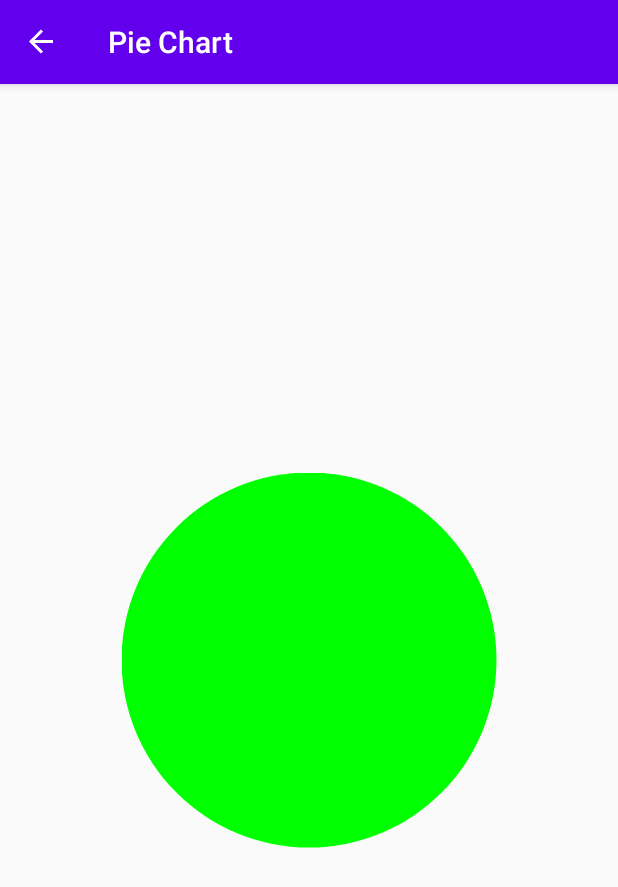
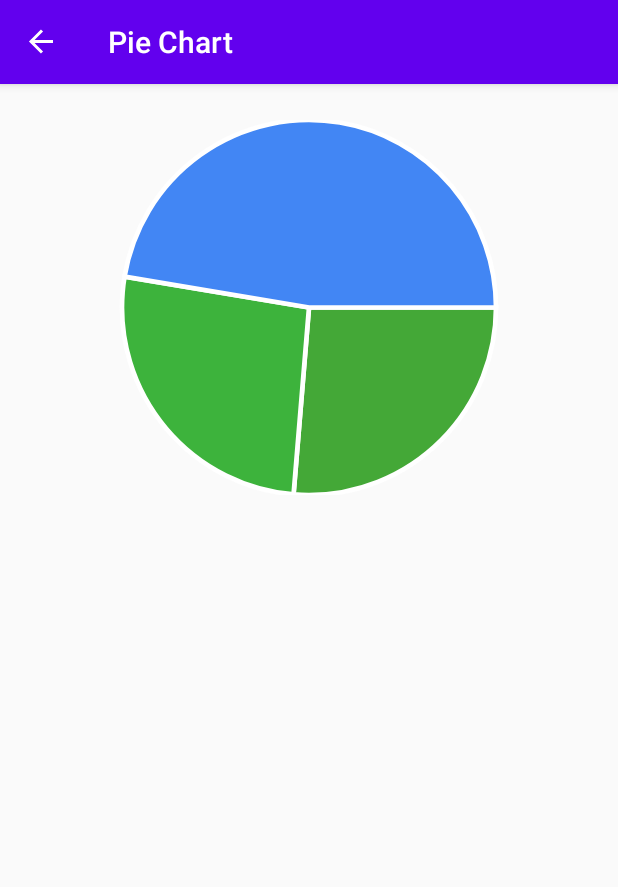
Before and after one commit to angela-aciobanitei/aadc-kotlin-todo-app, an Android app: the PieFragment screen opened through its navigation route, on a phone screen of 412 x 824 dp. Shown: the top 887 px of the screen. Run offline under Robolectric (Android 15) with nearby library versions, the phone set to English and light mode, and no system bars; our stand-ins replace Timber, navigation-ui; 5 statements that could not run were skipped.

Commit message:
Create a custom View (pie chart)

```diff
--- /dev/null
+++ b/app/src/main/java/com/ang/acb/todolearn/ui/statistics/PieChart.kt
@@ -0,0 +1,237 @@
+package com.ang.acb.todolearn.ui.statistics
+
+import android.content.Context
+import android.graphics.Canvas
+import android.graphics.Color
+import android.graphics.Paint
+import android.graphics.RectF
+import android.util.AttributeSet
+import android.view.View
+import kotlin.math.cos
+import kotlin.math.sin
+
+/**
+ * See: https://qa.blog.grio.com/2019/04/30/android-custom-views-creating-an-animated-pie-chart-from-scratch-part-1-of-4
+ * See: https://qa.blog.grio.com/2019/07/android-custom-views-creating-an-animated-pie-chart-from-scratch-part-2-of-4
+ * See: https://qa.blog.grio.com/2019/08/05/android-custom-views-creating-an-animated-pie-chart-from-scratch-part-3-of-4
+ * See: https://qa.blog.grio.com/2019/08/12/android-custom-views-creating-an-animated-pie-chart-from-scratch-part-4-of-4
+ */
+class PieChart @JvmOverloads constructor(
+    context: Context, attrs: AttributeSet? = null, defStyleAttr: Int = 0
+) : View(context, attrs, defStyleAttr) {
+
+    // Data
+    private var data: PieData? = null
+
+    // Graphics
+    private val borderPaint = Paint().apply {
+        style = Paint.Style.STROKE
+        isAntiAlias = true
+        color = Color.WHITE
+    }
+
+    private val linePaint = Paint().apply {
+        style = Paint.Style.STROKE
+        isAntiAlias = true
+        color = Color.LTGRAY
+        alpha = 0
+    }
+
+    private val indicatorCirclePaint = Paint().apply {
+        style = Paint.Style.FILL
+        isAntiAlias = true
+        color = Color.LTGRAY
+        alpha = 0
+    }
+
+    private val mainTextPaint = Paint().apply {
+        isAntiAlias = true
+        color = Color.BLACK
+        alpha = 0
+    }
+
+    private var indicatorCircleRadius = 0f
+    private val oval = RectF()
+
+
+    /**
+     * Populates the data object and sets up the view based off the new data.
+     * @param data the new set of data to be represented by the pie chart,
+     */
+    fun setData(data: PieData) {
+        this.data = data
+        setPieSliceDimensions()
+        invalidate()
+    }
+
+    /**
+     * Calculates and sets the dimensions of the pie slices in the pie chart.
+     */
+    private fun setPieSliceDimensions() {
+        var lastAngle = 0f
+        data?.pieSlices?.forEach {
+            // Starting angle is the location of the last angle drawn.
+            it.value.startAngle = lastAngle
+
+            it.value.sweepAngle = (((it.value.value / data?.totalValue!!)) * 360f).toFloat()
+            lastAngle += it.value.sweepAngle
+
+            setIndicatorLocation(it.key)
+        }
+    }
+
+    /**
+     * Use the angle between the start and sweep angles to help get position of the indicator circle
+     * formula for x pos: (length of line) * cos(middleAngle) + (distance from left edge of screen)
+     * formula for y pos: (length of line) * sin(middleAngle) + (distance from top edge of screen)
+     *
+     * @param key key of pie slice being altered
+     */
+    private fun setIndicatorLocation(key: String) {
+        data?.pieSlices?.get(key)?.let {
+            val middleAngle = it.sweepAngle / 2 + it.startAngle
+            val middleAngleRadians = Math.toRadians(middleAngle.toDouble())
+            val lineLen = layoutParams.height.toFloat() / 2 - layoutParams.height / 8
+
+            it.markerPosition.x = lineLen * cos(middleAngleRadians).toFloat() + width / 2
+            it.markerPosition.y = lineLen * sin(middleAngleRadians).toFloat() + layoutParams.height / 2
+        }
+    }
+
+    /**
+     * Sets the bounds of the pie chart.
+     *
+     * @param top the top bound of the circle. top of view by default
+     * @param bottom the bottom bound of the circle. bottom of view by default
+     * @param left the left bound of the circle. half of height by default
+     * @param right the right bound of the circle. half of height by default
+     */
+    private fun setCircleBounds(
+        top: Float = 0f,
+        bottom: Float = layoutParams.height.toFloat(),
+        left: Float = (width / 2) - (layoutParams.height / 2).toFloat(),
+        right: Float = (width / 2) + (layoutParams.height / 2).toFloat()
+    ) {
+        oval.top = top
+        oval.bottom = bottom
+        oval.left = left
+        oval.right = right
+    }
+
+    /**
+     * Sets the text sizes and thickness of graphics used in the view.
+     */
+    private fun setGraphicSizes() {
+        mainTextPaint.textSize = height / 15f
+        borderPaint.strokeWidth = height / 80f
+        linePaint.strokeWidth = height / 120f
+        indicatorCircleRadius = height / 70f
+    }
+
+    /**
+     * Re-calculates graphic sizes if size of view is changed.
+     */
+    override fun onSizeChanged(w: Int, h: Int, oldw: Int, oldh: Int) {
+        super.onSizeChanged(w, h, oldw, oldh)
+        setCircleBounds()
+        setGraphicSizes()
+        data?.pieSlices?.forEach {
+            setIndicatorLocation(it.key)
+        }
+    }
+
+    /**
+     * Draws the view onto the screen.
+     *
+     * @param canvas canvas object to be used to draw
+     */
+    override fun onDraw(canvas: Canvas?) {
+        super.onDraw(canvas)
+
+        data?.pieSlices?.let { slices ->
+            slices.forEach {
+                canvas?.drawArc(oval, it.value.startAngle, it.value.sweepAngle, true, it.value.paint)
+                canvas?.drawArc(oval, it.value.startAngle, it.value.sweepAngle, true, borderPaint)
+
+                drawIndicators(canvas, it.value)
+            }
+        }
+    }
+
+    /**
+     * Draws the indicators for projects displayed on the pie chart.
+     *
+     * @param canvas the canvas used to draw onto the screen
+     * @param pieItem the project information to display
+     */
+    private fun drawIndicators(canvas: Canvas?, pieItem: PieSlice) {
+        // Draw line & text for indicator circle if on left side of the pie chart.
+        if (pieItem.markerPosition.x < width / 2) {
+            drawIndicatorLine(canvas, pieItem, IndicatorAlignment.LEFT)
+            drawIndicatorText(canvas, pieItem, IndicatorAlignment.LEFT)
+        }
+        // Draw line & text for indicator circle if on right side of the pie chart.
+        else {
+            drawIndicatorLine(canvas, pieItem, IndicatorAlignment.RIGHT)
+            drawIndicatorText(canvas, pieItem, IndicatorAlignment.RIGHT)
+        }
+
+        // Draw indicator circles for pie slice.
+        canvas?.drawCircle(
+            pieItem.markerPosition.x,
+            pieItem.markerPosition.y,
+            indicatorCircleRadius,
+            indicatorCirclePaint
+        )
+    }
+
+    /**
+     * Draws indicator lines onto the canvas dependent on which side the of the pie the slice is on.
+     *
+     * @param canvas the canvas to draw onto
+     * @param pieItem the pie data to draw
+     * @param alignment which side of the pie chart this particular slice is on
+     */
+    private fun drawIndicatorLine(canvas: Canvas?, pieItem: PieSlice, alignment: IndicatorAlignment) {
+        val xOffset = when (alignment) {
+            IndicatorAlignment.LEFT -> width / 4 * - 1
+            else -> width / 4
+        }
+
+        canvas?.drawLine(
+            pieItem.markerPosition.x,
+            pieItem.markerPosition.y,
+            pieItem.markerPosition.x + xOffset,
+            pieItem.markerPosition.y,
+            linePaint
+        )
+    }
+
+    /**
+     * Draws indicator names onto the canvas dependent on which side the of the pie the slice is on.
+     *
+     * @param canvas the canvas to draw onto
+     * @param pieItem the pie data to draw
+     * @param alignment which side of the pie chart this particular slice is on
+     */
+    private fun drawIndicatorText(canvas: Canvas?, pieItem: PieSlice, alignment: IndicatorAlignment) {
+        val xOffset = when (alignment) {
+            IndicatorAlignment.LEFT -> width / 4 * -1
+            else -> width / 4
+        }
+
+        if (alignment == IndicatorAlignment.LEFT) {
+            mainTextPaint.textAlign = Paint.Align.LEFT
+        }
+        else {
+            mainTextPaint.textAlign = Paint.Align.RIGHT
+        }
+
+        canvas?.drawText(
+            pieItem.label,
+            pieItem.markerPosition.x + xOffset,
+            pieItem.markerPosition.y - 10,
+            mainTextPaint
+        )
+    }
+}
--- /dev/null
+++ b/app/src/main/java/com/ang/acb/todolearn/ui/statistics/PieChartUtils.kt
@@ -0,0 +1,72 @@
+package com.ang.acb.todolearn.ui.statistics
+
+import android.graphics.Color
+import android.graphics.Paint
+import android.graphics.PointF
+import java.util.*
+import kotlin.collections.HashMap
+
+
+enum class IndicatorAlignment {
+    LEFT, RIGHT
+}
+
+/**
+ * Model for a single pie slice
+ *
+ * @param label: the data label that will appear next to the pie slice
+ * @param value: the data value that pie slice represents
+ * @param startAngle: the angle in the unit circle that the arc of the pie slice will begin at
+ * @param sweepAngle: the number of degrees the arc of the pie slice will travel
+ * @param markerPosition: the position of the marker on each pie slice, which will be
+ *                        connected to label and value with a straight line.
+ * @param paint: the paint used to draw the pie slice.
+ */
+data class PieSlice(
+    val label: String,
+    var value: Double,
+    var startAngle: Float,
+    var sweepAngle: Float,
+    var markerPosition: PointF,
+    val paint: Paint
+)
+
+
+class PieData {
+    val pieSlices = HashMap<String, PieSlice>()
+    var totalValue = 0.0
+
+    fun add(name: String, value: Double, color: String? = null) {
+        if (pieSlices.containsKey(name)) {
+            pieSlices[name]?.let { it.value += value }
+        } else {
+            color?.let {
+                pieSlices[name] = PieSlice(name, value, 0f, 0f, PointF(), createPaint(it))
+            } ?: run {
+                pieSlices[name] = PieSlice(name, value, 0f, 0f, PointF(), createPaint(null))
+            }
+        }
+        totalValue += value
+    }
+
+    /**
+     * Dynamically create paints for a given pie slice.
+     * If no color is passed, assign a random color.
+     */
+    private fun createPaint(color: String?): Paint {
+        val newPaint = Paint()
+        color?.let {
+            newPaint.color = Color.parseColor(color)
+        } ?: run {
+            val randomValue = Random()
+            newPaint.color = Color.argb(
+                255,                       // alpha
+                randomValue.nextInt(255), // red
+                randomValue.nextInt(255), // green
+                randomValue.nextInt(255)  // blue
+            )
+        }
+        newPaint.isAntiAlias = true
+        return newPaint
+    }
+}
--- a/app/src/main/java/com/ang/acb/todolearn/ui/statistics/PieChartView.kt
+++ /dev/null
@@ -1,73 +0,0 @@
-package com.ang.acb.todolearn.ui.statistics
-
-import android.content.Context
-import android.graphics.BlurMaskFilter
-import android.graphics.Canvas
-import android.graphics.Color
-import android.graphics.Paint
-import android.util.AttributeSet
-import android.view.View
-import androidx.core.content.withStyledAttributes
-import com.ang.acb.todolearn.R
-import kotlin.math.min
-
-
-class PieChartView @JvmOverloads constructor(
-    context: Context,
-    attrs: AttributeSet? = null,
-    defStyleAttr: Int = 0
-) : View (context, attrs, defStyleAttr) {
-
-    // Initialize the Paint object. This is a performance optimization,
-    // since onDraw() is called for every screen refresh.
-    private val piePaint = Paint().apply {
-        flags = Paint.ANTI_ALIAS_FLAG
-        style = Paint.Style.FILL
-        color = Color.GREEN
-    }
-
-    private val shadowPaint = Paint(0).apply {
-        color = 0x101010
-        maskFilter = BlurMaskFilter(8f, BlurMaskFilter.Blur.NORMAL)
-    }
-
-    private var radius = 0.0f
-
-    private var activeTasksColor = 0
-    private var completedTasksColor = 0
-    private var noTasksColor = 0
-
-    init {
-        applyStyledAttributes(context, attrs)
-    }
-
-    private fun applyStyledAttributes(context: Context, attrs: AttributeSet? ) {
-        context.withStyledAttributes(attrs, R.styleable.PieChartView) {
-            activeTasksColor = getColor(R.styleable.PieChartView_activeTasksColor, 0)
-            completedTasksColor = getColor(R.styleable.PieChartView_completedTasksColor, 0)
-            noTasksColor = getColor(R.styleable.PieChartView_noTasksColor, 0)
-        }
-    }
-
-    override fun onSizeChanged(width: Int, height: Int, oldWidth: Int, oldHeight: Int) {
-        // Account for padding
-        val ww = width.toFloat() - (paddingLeft + paddingRight).toFloat()
-        val hh = height.toFloat() - (paddingTop + paddingBottom).toFloat()
-
-        // Figure out how big we can make the pie.
-        val diameter = min(ww, hh)
-        radius = (diameter / 2.0).toFloat()
-    }
-
-
-    override fun onDraw(canvas: Canvas) {
-        super.onDraw(canvas)
-
-        // To draw the circle, call drawCircle() passing in:
-        // the x-coordinate of the center of the circle to be drawn,
-        // the y-coordinate of the center of the circle to be drawn,
-        // the radius of the circle to be drawn,
-        // the paint used to draw the circle.
-        canvas.drawCircle((width / 2).toFloat(), (height / 2).toFloat(), radius, piePaint)
-    }
-}
--- a/app/src/main/java/com/ang/acb/todolearn/ui/statistics/PieFragment.kt
+++ b/app/src/main/java/com/ang/acb/todolearn/ui/statistics/PieFragment.kt
@@ -1,16 +1,17 @@
 package com.ang.acb.todolearn.ui.statistics
 
-import androidx.lifecycle.ViewModelProviders
 import android.os.Bundle
-import androidx.fragment.app.Fragment
 import android.view.LayoutInflater
 import android.view.View
 import android.view.ViewGroup
-
+import androidx.fragment.app.Fragment
+import androidx.lifecycle.ViewModelProvider
 import com.ang.acb.todolearn.R
+import kotlinx.android.synthetic.main.pie_fragment.*
 
 class PieFragment : Fragment() {
 
+    private lateinit var viewModel: PieViewModel
 
     override fun onCreateView(
         inflater: LayoutInflater, container: ViewGroup?,
@@ -21,6 +22,9 @@ class PieFragment : Fragment() {
 
     override fun onActivityCreated(savedInstanceState: Bundle?) {
         super.onActivityCreated(savedInstanceState)
+        viewModel = ViewModelProvider(this).get(PieViewModel::class.java)
 
+        pieChart.setData(viewModel.data)
     }
+
 }
--- a/app/src/main/java/com/ang/acb/todolearn/ui/statistics/PieViewModel.kt
+++ b/app/src/main/java/com/ang/acb/todolearn/ui/statistics/PieViewModel.kt
@@ -3,5 +3,13 @@ package com.ang.acb.todolearn.ui.statistics
 import androidx.lifecycle.ViewModel
 
 class PieViewModel : ViewModel() {
-    // TODO: Implement the ViewModel
+
+    val data = PieData()
+
+    init {
+        data.add("Sid", 18.0, "#4286f4")
+        data.add("Nick", 4.0, "#44a837")
+        data.add("Nick", 6.0, "#44a837")
+        data.add("Dave", 10.0)
+    }
 }
--- a/app/src/main/res/layout/pie_fragment.xml
+++ b/app/src/main/res/layout/pie_fragment.xml
@@ -5,16 +5,13 @@
     android:layout_width="match_parent"
     android:layout_height="match_parent">
 
-    <com.ang.acb.todolearn.ui.statistics.PieChartView
-        android:layout_width="250dp"
+    <com.ang.acb.todolearn.ui.statistics.PieChart
+        android:id="@+id/pieChart"
+        android:layout_width="match_parent"
         android:layout_height="250dp"
-        android:layout_margin="@dimen/margin_small"
-        app:activeTasksColor="@color/colorPrimary"
-        app:completedTasksColor="@color/colorAccent"
-        app:noTasksColor="@color/colorGrey"
+        android:layout_marginTop="@dimen/margin_large"
+        app:layout_constraintEnd_toEndOf="parent"
         app:layout_constraintStart_toStartOf="parent"
-        app:layout_constraintEnd_toEndOf="parent"
-        app:layout_constraintTop_toTopOf="parent"
-        app:layout_constraintBottom_toBottomOf="parent"/>
+        app:layout_constraintTop_toTopOf="parent" />
 
 </androidx.constraintlayout.widget.ConstraintLayout>
--- a/app/src/main/res/values/attrs.xml
+++ /dev/null
@@ -1,8 +0,0 @@
-<?xml version="1.0" encoding="utf-8"?>
-<resources>
-    <declare-styleable name="PieChartView">
-        <attr name="activeTasksColor" format="color" />
-        <attr name="completedTasksColor" format="color" />
-        <attr name="noTasksColor" format="color" />
-    </declare-styleable>
-</resources>
```
